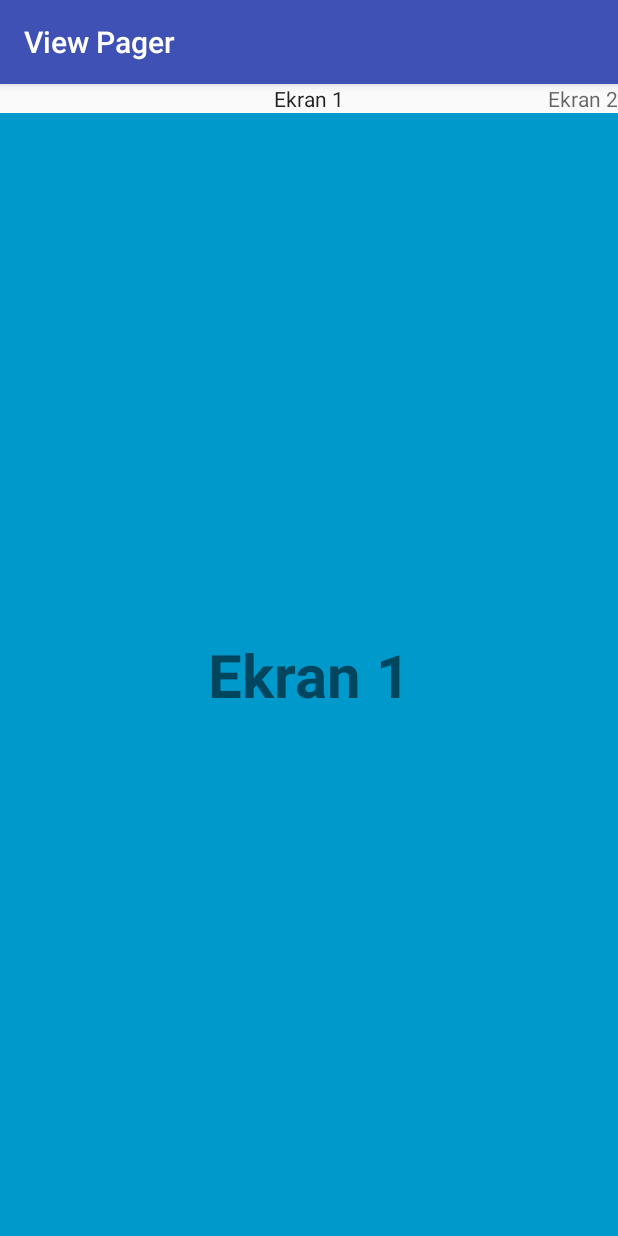
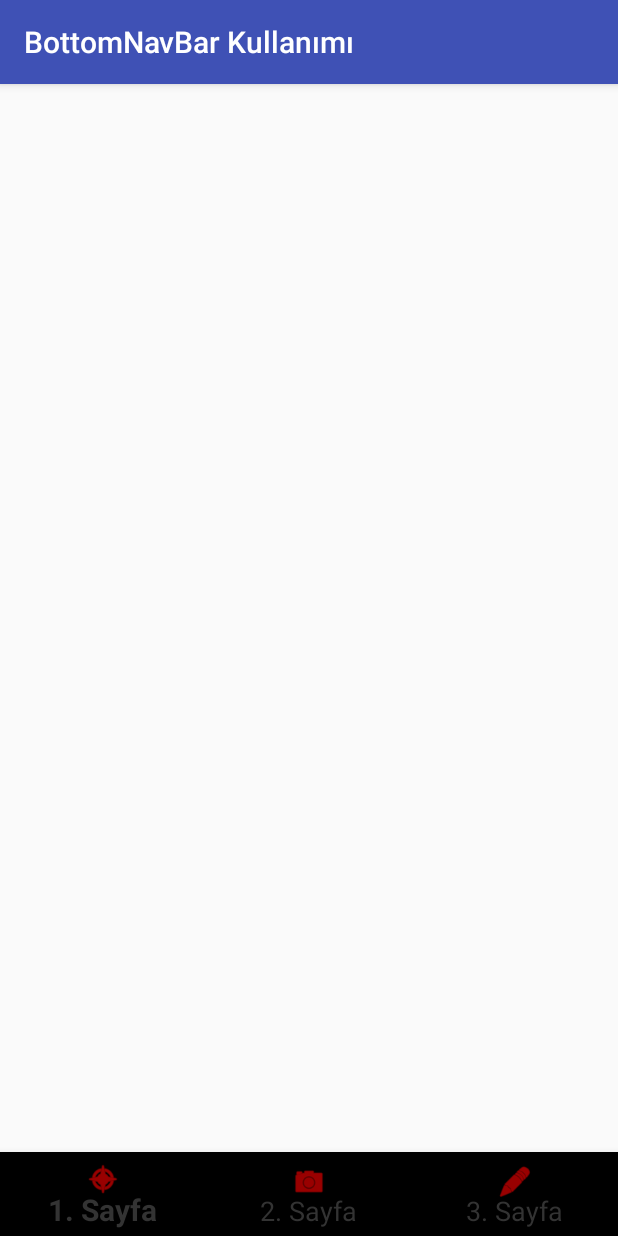
Before and after one commit to mesutozturk/AndroidJ10_8FragmentKullanimi, an Android app: the screen it shows after launch (ViewPagerKullanActivity before the commit, BottomNavBarActivity after it), on a phone screen of 412 x 824 dp. Run offline under Robolectric (Android 15) with nearby library versions, the phone set to English and light mode, and no system bars.

```diff
--- a/app/build.gradle
+++ b/app/build.gradle
@@ -27,6 +27,8 @@ dependencies {
     compile 'com.android.support:appcompat-v7:26.+'
     compile 'com.android.support.constraint:constraint-layout:1.0.2'
     testCompile 'junit:junit:4.12'
+    //Bottom nav bar için support lib ekledik
+    compile 'com.android.support:design:26.+'
+    compile 'com.ToxicBakery.viewpager.transforms:view-pager-transforms:1.2.32@aar'
 
-    compile 'com.ToxicBakery.viewpager.transforms:view-pager-transforms:1.2.32@aar'
 }
--- /dev/null
+++ b/app/src/main/java/com/mstztrk/j10_8fragmentkullanimi/BottomNavBarActivity.java
@@ -0,0 +1,60 @@
+package com.mstztrk.j10_8fragmentkullanimi;
+
+import android.os.Bundle;
+import android.support.annotation.NonNull;
+import android.support.design.widget.BottomNavigationView;
+import android.support.v7.app.AppCompatActivity;
+import android.util.Log;
+import android.view.MenuItem;
+
+import com.mstztrk.j10_8fragmentkullanimi.fragments.Ekran1Frag;
+import com.mstztrk.j10_8fragmentkullanimi.fragments.Ekran2Frag;
+import com.mstztrk.j10_8fragmentkullanimi.fragments.RenkSecimFragrment;
+
+public class BottomNavBarActivity extends AppCompatActivity {
+
+    Ekran1Frag f1;
+    Ekran2Frag f2;
+    RenkSecimFragrment rsf;
+
+    BottomNavigationView bnv;
+
+    @Override
+    protected void onCreate(Bundle savedInstanceState) {
+        super.onCreate(savedInstanceState);
+        setContentView(R.layout.activity_bottom_nav_bar);
+
+        f1 = new Ekran1Frag();
+        f2 = new Ekran2Frag();
+        rsf = new RenkSecimFragrment();
+
+        bnv = (BottomNavigationView) findViewById(R.id.bvb);
+
+        bnv.setOnNavigationItemSelectedListener(new BottomNavigationView.OnNavigationItemSelectedListener() {
+            @Override
+            public boolean onNavigationItemSelected(@NonNull MenuItem item) {
+                int id = item.getItemId();
+                String ad = item.getTitle().toString();
+                Log.i("ad", "Seçilen menu: " + ad);
+                if (id == R.id.opt1) {
+                    getSupportFragmentManager()
+                            .beginTransaction()
+                            .replace(R.id.content_area, f1)
+                            .commit();
+                } else if (id == R.id.opt2) {
+                    getSupportFragmentManager()
+                            .beginTransaction()
+                            .replace(R.id.content_area, f2)
+                            .commit();
+                } else {
+                    getSupportFragmentManager()
+                            .beginTransaction()
+                            .replace(R.id.content_area, rsf)
+                            .commit();
+                }
+
+                return true;
+            }
+        });
+    }
+}
--- a/app/src/main/java/com/mstztrk/j10_8fragmentkullanimi/ViewPagerKullanActivity.java
+++ b/app/src/main/java/com/mstztrk/j10_8fragmentkullanimi/ViewPagerKullanActivity.java
@@ -7,6 +7,7 @@ import android.support.v4.view.ViewPager;
 import android.support.v7.app.AppCompatActivity;
 import android.widget.Toast;
 
+import com.ToxicBakery.viewpager.transforms.CubeInTransformer;
 import com.ToxicBakery.viewpager.transforms.ScaleInOutTransformer;
 import com.mstztrk.j10_8fragmentkullanimi.fragments.Ekran1Frag;
 import com.mstztrk.j10_8fragmentkullanimi.fragments.Ekran2Frag;
@@ -70,7 +71,7 @@ public class ViewPagerKullanActivity extends AppCompatActivity {
             }
         });
 
-        //vp.setPageTransformer(true, new CubeInTransformer());
+        vp.setPageTransformer(true, new CubeInTransformer());
         vp.setPageTransformer(true, new ScaleInOutTransformer());
         vp.postDelayed(new Runnable() {
             @Override
--- /dev/null
+++ b/app/src/main/res/layout/activity_bottom_nav_bar.xml
@@ -0,0 +1,27 @@
+<?xml version="1.0" encoding="utf-8"?>
+<LinearLayout xmlns:android="http://schemas.android.com/apk/res/android"
+    xmlns:app="http://schemas.android.com/apk/res-auto"
+    xmlns:tools="http://schemas.android.com/tools"
+    android:layout_width="match_parent"
+    android:layout_height="match_parent"
+    android:orientation="vertical"
+    tools:context="com.mstztrk.j10_8fragmentkullanimi.BottomNavBarActivity">
+
+    <LinearLayout
+        android:id="@+id/content_area"
+        android:layout_width="match_parent"
+        android:layout_height="0dp"
+        android:layout_weight="1"
+        android:orientation="vertical">
+
+    </LinearLayout>
+
+    <android.support.design.widget.BottomNavigationView
+        android:id="@+id/bvb"
+        android:layout_width="match_parent"
+        android:layout_height="wrap_content"
+        app:itemIconTint="#f00"
+        app:itemTextColor="#333"
+        app:menu="@menu/bnb_secenekler">
+    </android.support.design.widget.BottomNavigationView>
+</LinearLayout>
--- /dev/null
+++ b/app/src/main/res/menu/bnb_secenekler.xml
@@ -0,0 +1,23 @@
+<?xml version="1.0" encoding="utf-8"?>
+<menu xmlns:android="http://schemas.android.com/apk/res/android"
+    xmlns:app="http://schemas.android.com/apk/res-auto">
+
+    <item
+        android:id="@+id/opt1"
+        android:enabled="true"
+        android:icon="@android:drawable/ic_menu_compass"
+        android:title="1. Sayfa"
+        app:showAsAction="always" />
+    <item
+        android:id="@+id/opt2"
+        android:enabled="true"
+        android:icon="@android:drawable/ic_menu_camera"
+        android:title="2. Sayfa"
+        app:showAsAction="always" />
+    <item
+        android:id="@+id/opt3"
+        android:enabled="true"
+        android:icon="@android:drawable/ic_menu_edit"
+        android:title="3. Sayfa"
+        app:showAsAction="always" />
+</menu>
```
Also changed, not shown: app/src/main/AndroidManifest.xml (+9 -1 lines), app/src/main/res/values/dimens.xml (added, +7 -0 lines).
